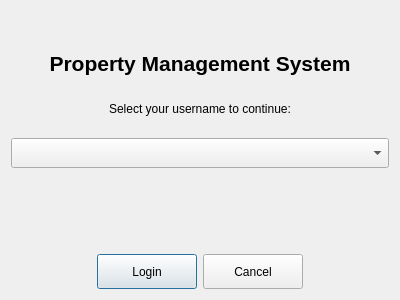
simoPh83/weeklyreport, file ui/login_dialog.ui: the form before one commit.
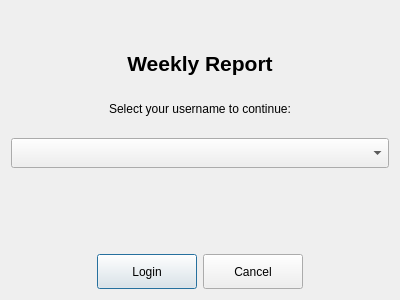
The form after the commit.

Commit message: Database lock system implemented

Patch:
```diff
--- a/ui/login_dialog.ui
+++ b/ui/login_dialog.ui
@@ -29,12 +29,6 @@
    </item>
    <item>
     <widget class="QLabel" name="titleLabel">
-     <property name="text">
-      <string>Property Management System</string>
-     </property>
-     <property name="alignment">
-      <set>Qt::AlignCenter</set>
-     </property>
      <property name="font">
       <font>
        <pointsize>16</pointsize>
@@ -42,6 +36,12 @@
        <bold>true</bold>
       </font>
      </property>
+     <property name="text">
+      <string>Weekly Report</string>
+     </property>
+     <property name="alignment">
+      <set>Qt::AlignCenter</set>
+     </property>
     </widget>
    </item>
    <item>
```
Left out of the diff: 28 changed lines with no effect on the pictures. The commit also changes 29 other files.
